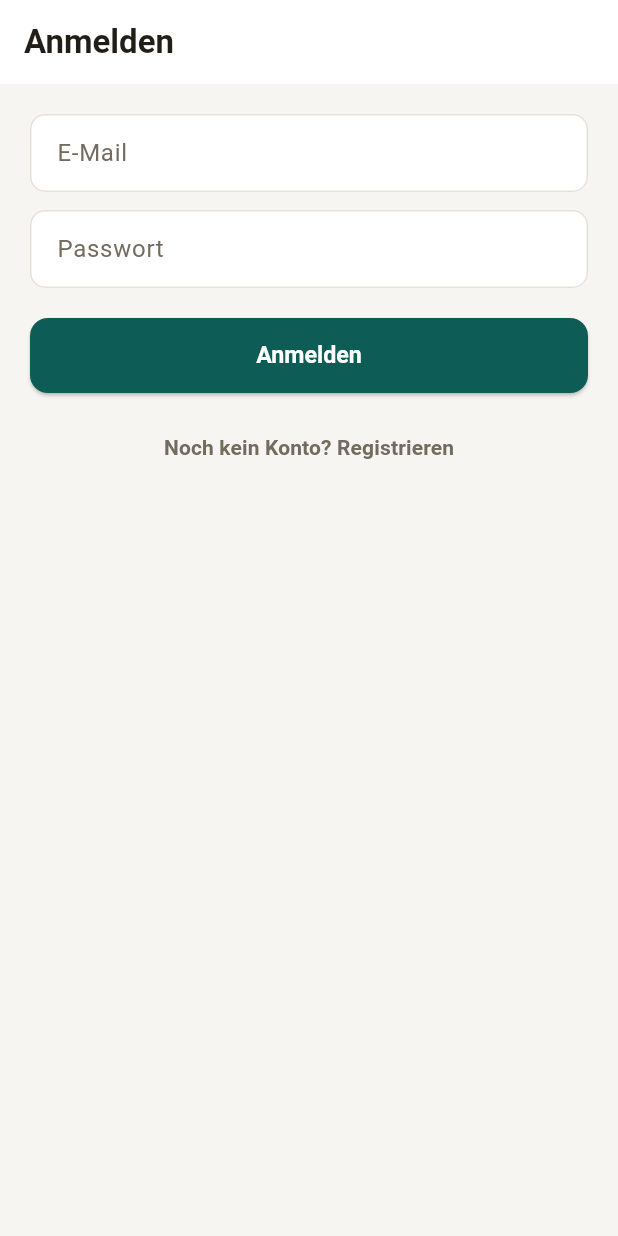
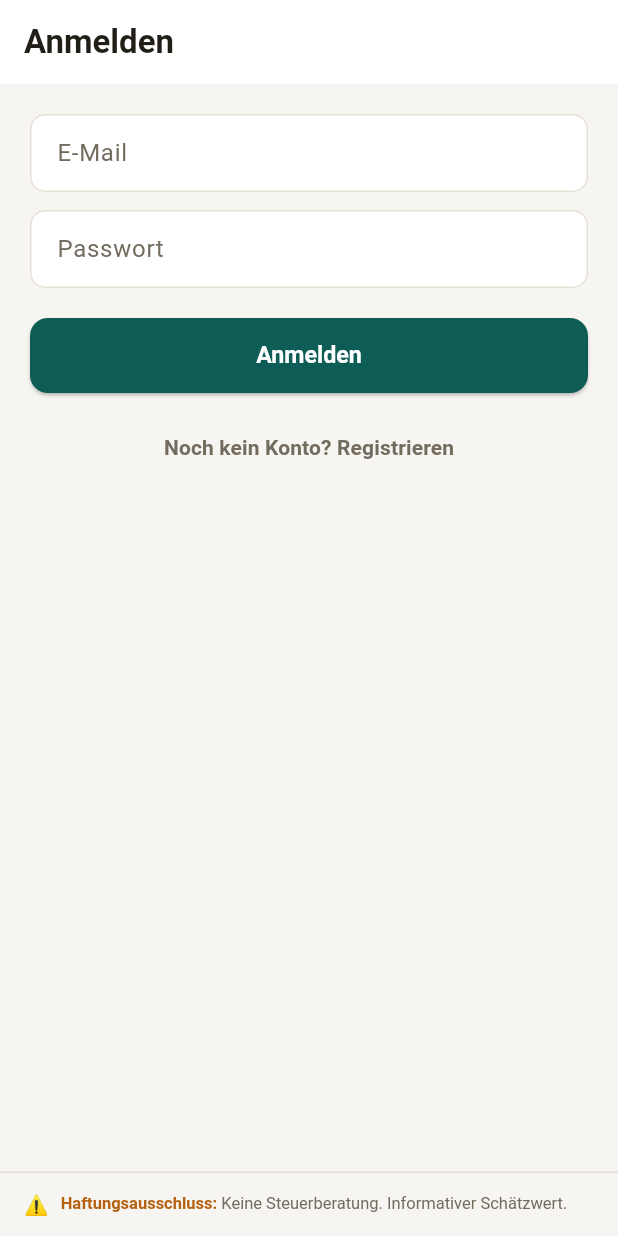
Before and after one commit to Danrandy18/OstiTax, a Flutter app: the AuthScreen screen opened by its route, on a phone screen of 412 x 824 dp. Run offline on Flutter 3.47's test engine with Material 3 defaults, Android fonts, the phone set to English and light mode, and no system bars; our stand-ins replace dio, flutter_riverpod, flutter_secure_storage, go_router, shared_preferences; accounts and stored records are empty; network calls fail.

Commit message:
feat(web,mobile): pie de pagina legal en todas las vistas
Agrega el aviso "Haftungsausschluss: Keine Steuerberatung. Informativer
Schatzwert." como footer discreto (icono + texto pequeno, borde superior)
en toda la app.

Se deja siempre en aleman oficial, independiente del idioma de la UI
seleccionado, siguiendo el mismo criterio que ya aplica el PDF exportado
(ver CLAUDE.md: terminologia oficial siempre en aleman).

Web: se agrega una sola vez en app-shell.component.html, que envuelve
todas las rutas via router-outlet.

Mobile: no existe un shell global equivalente (cada pantalla es su propio
Scaffold), asi que se crea un widget reutilizable LegalDisclaimerFooter y
se agrega como bottomNavigationBar en las pantallas con contenido
funcional (Calculadora, Perfil, Login/Registro, Olvide/Restablecer
contrasena). Se omite en Splash y Onboarding por ser pantallas
transitorias de marca sin informacion fiscal.

```diff
--- /dev/null
+++ b/mobile/lib/core/widgets/legal_disclaimer_footer.dart
@@ -0,0 +1,49 @@
+import 'package:flutter/material.dart';
+
+import '../theme/app_theme.dart';
+
+/// Pie de pagina legal, siempre en aleman oficial independientemente del
+/// idioma de la UI (mismo criterio que el PDF exportado, ver CLAUDE.md).
+class LegalDisclaimerFooter extends StatelessWidget {
+  const LegalDisclaimerFooter({super.key});
+
+  @override
+  Widget build(BuildContext context) {
+    return Container(
+      padding: const EdgeInsets.fromLTRB(16, 12, 16, 12),
+      decoration: const BoxDecoration(
+        border: Border(top: BorderSide(color: AppColors.border)),
+      ),
+      child: Row(
+        crossAxisAlignment: CrossAxisAlignment.start,
+        children: [
+          const Text('⚠️', style: TextStyle(fontSize: 13)),
+          const SizedBox(width: 8),
+          Expanded(
+            child: RichText(
+              text: const TextSpan(
+                style: TextStyle(
+                  fontSize: 11,
+                  height: 1.4,
+                  color: AppColors.textSecondary,
+                ),
+                children: [
+                  TextSpan(
+                    text: 'Haftungsausschluss: ',
+                    style: TextStyle(
+                      color: AppColors.warning,
+                      fontWeight: FontWeight.w700,
+                    ),
+                  ),
+                  TextSpan(
+                    text: 'Keine Steuerberatung. Informativer Schätzwert.',
+                  ),
+                ],
+              ),
+            ),
+          ),
+        ],
+      ),
+    );
+  }
+}
--- a/mobile/lib/features/account/presentation/account_screen.dart
+++ b/mobile/lib/features/account/presentation/account_screen.dart
@@ -3,6 +3,7 @@ import 'package:flutter_riverpod/flutter_riverpod.dart';
 
 import '../../../core/l10n/tr.dart';
 import '../../../core/theme/app_theme.dart';
+import '../../../core/widgets/legal_disclaimer_footer.dart';
 import '../../auth/presentation/auth_controller.dart';
 
 class AccountScreen extends ConsumerStatefulWidget {
@@ -59,6 +60,7 @@ class _AccountScreenState extends ConsumerState<AccountScreen> {
       return Scaffold(
         appBar: AppBar(title: Text(ref.tr('profileTitle'))),
         body: const SizedBox.shrink(),
+        bottomNavigationBar: const LegalDisclaimerFooter(),
       );
     }
 
@@ -132,6 +134,7 @@ class _AccountScreenState extends ConsumerState<AccountScreen> {
           ],
         ),
       ),
+      bottomNavigationBar: const LegalDisclaimerFooter(),
     );
   }
 }
--- a/mobile/lib/features/auth/presentation/auth_screen.dart
+++ b/mobile/lib/features/auth/presentation/auth_screen.dart
@@ -5,6 +5,7 @@ import 'package:go_router/go_router.dart';
 import '../../../core/config/feature_flags.dart';
 import '../../../core/l10n/tr.dart';
 import '../../../core/theme/app_theme.dart';
+import '../../../core/widgets/legal_disclaimer_footer.dart';
 import 'auth_controller.dart';
 
 class AuthScreen extends ConsumerStatefulWidget {
@@ -139,6 +140,7 @@ class _AuthScreenState extends ConsumerState<AuthScreen> {
           ),
         ),
       ),
+      bottomNavigationBar: const LegalDisclaimerFooter(),
     );
   }
 }
--- a/mobile/lib/features/auth/presentation/forgot_password_screen.dart
+++ b/mobile/lib/features/auth/presentation/forgot_password_screen.dart
@@ -3,6 +3,7 @@ import 'package:flutter_riverpod/flutter_riverpod.dart';
 
 import '../../../core/l10n/tr.dart';
 import '../../../core/providers.dart';
+import '../../../core/widgets/legal_disclaimer_footer.dart';
 
 class ForgotPasswordScreen extends ConsumerStatefulWidget {
   const ForgotPasswordScreen({super.key});
@@ -76,6 +77,7 @@ class _ForgotPasswordScreenState extends ConsumerState<ForgotPasswordScreen> {
                 ),
         ),
       ),
+      bottomNavigationBar: const LegalDisclaimerFooter(),
     );
   }
 }
--- a/mobile/lib/features/auth/presentation/reset_password_screen.dart
+++ b/mobile/lib/features/auth/presentation/reset_password_screen.dart
@@ -6,6 +6,7 @@ import '../../../core/l10n/tr.dart';
 import '../../../core/network/api_client.dart';
 import '../../../core/providers.dart';
 import '../../../core/theme/app_theme.dart';
+import '../../../core/widgets/legal_disclaimer_footer.dart';
 
 class ResetPasswordScreen extends ConsumerStatefulWidget {
   const ResetPasswordScreen({super.key, required this.token});
@@ -105,6 +106,7 @@ class _ResetPasswordScreenState extends ConsumerState<ResetPasswordScreen> {
                 ),
         ),
       ),
+      bottomNavigationBar: const LegalDisclaimerFooter(),
     );
   }
 }
--- a/mobile/lib/features/calculator/presentation/calculator_screen.dart
+++ b/mobile/lib/features/calculator/presentation/calculator_screen.dart
@@ -7,6 +7,7 @@ import '../../../core/l10n/tr.dart';
 import '../../../core/providers.dart';
 import '../../../core/theme/app_theme.dart';
 import '../../../core/widgets/animated_logo.dart';
+import '../../../core/widgets/legal_disclaimer_footer.dart';
 import '../../../core/widgets/segmented_toggle.dart';
 import '../../auth/presentation/auth_controller.dart';
 import '../../payment/presentation/payment_sheet.dart';
@@ -453,6 +454,7 @@ class _CalculatorScreenState extends ConsumerState<CalculatorScreen> {
           ],
         ),
       ),
+      bottomNavigationBar: const LegalDisclaimerFooter(),
     );
   }
 }
```
Also changed, not shown: 2 other files.
